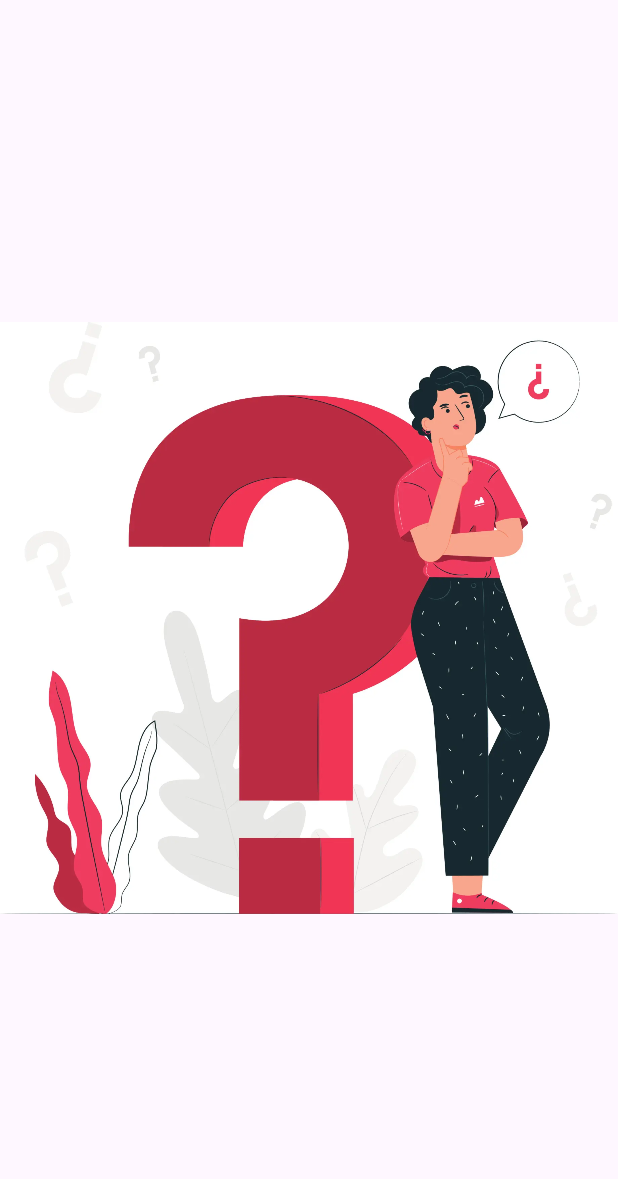
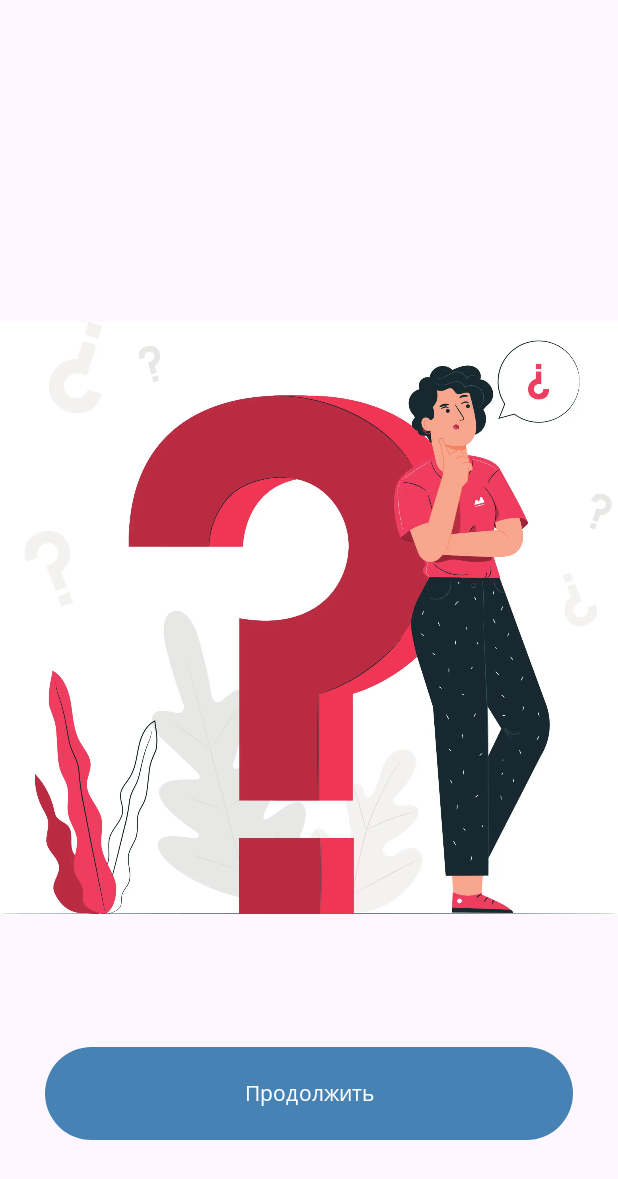
Before and after one commit to jpikin/Android-hw5, an Android app: the screen it shows after launch (MainActivity), on a phone screen of 412 x 824 dp. Shown: the top 1179 px of the screen. Run offline under Robolectric (Android 15) with nearby library versions, the phone set to English and light mode, and no system bars.

Commit message:
button added

```diff
--- a/app/src/main/res/layout/activity_main.xml
+++ b/app/src/main/res/layout/activity_main.xml
@@ -1,7 +1,7 @@
 <?xml version="1.0" encoding="utf-8"?>
-<androidx.constraintlayout.widget.ConstraintLayout
-    xmlns:android="http://schemas.android.com/apk/res/android"
+<androidx.constraintlayout.widget.ConstraintLayout xmlns:android="http://schemas.android.com/apk/res/android"
     xmlns:tools="http://schemas.android.com/tools"
+    xmlns:app="http://schemas.android.com/apk/res-auto"
     android:id="@+id/main"
     android:layout_width="match_parent"
     android:layout_height="match_parent"
@@ -13,4 +13,12 @@
        android:layout_height="match_parent"
        android:src="@drawable/welcome_picture"/>
 
+   <Button
+       android:layout_width="match_parent"
+       android:layout_height="70dp"
+       app:layout_constraintBottom_toBottomOf="@id/welcome_picture"
+       android:text="@string/continue_button"
+       android:layout_marginHorizontal="30dp"
+       android:layout_marginBottom="60dp"/>
+
 </androidx.constraintlayout.widget.ConstraintLayout>
--- a/app/src/main/res/values/strings.xml
+++ b/app/src/main/res/values/strings.xml
@@ -1,5 +1,6 @@
 <resources>
 
-    <string name="app_name">Easy QUIZY</string>
+    <string name="app_name">Easy QUIZ</string>
+    <string name="continue_button">Продолжить</string>
 
 </resources>
--- a/app/src/main/res/values/themes.xml
+++ b/app/src/main/res/values/themes.xml
@@ -2,10 +2,10 @@
 
     <style name="Base.Theme._5hw" parent="Theme.Material3.DayNight.NoActionBar">
 
-        <item name="colorPrimary">@color/yellow</item>
+        <item name="colorPrimary">@color/blue</item>
         <item name="colorPrimaryVariant">@color/gold</item>
         <item name="colorOnPrimary">@color/white</item>
-        <item name="colorSecondary">@color/blue</item>
+        <item name="colorSecondary">@color/yellow</item>
         <item name="colorSecondaryVariant">@color/lightSteelBlue</item>
         <item name="colorOnSecondary">@color/black</item>
         <item name="android:statusBarColor">@color/blue</item>
```
